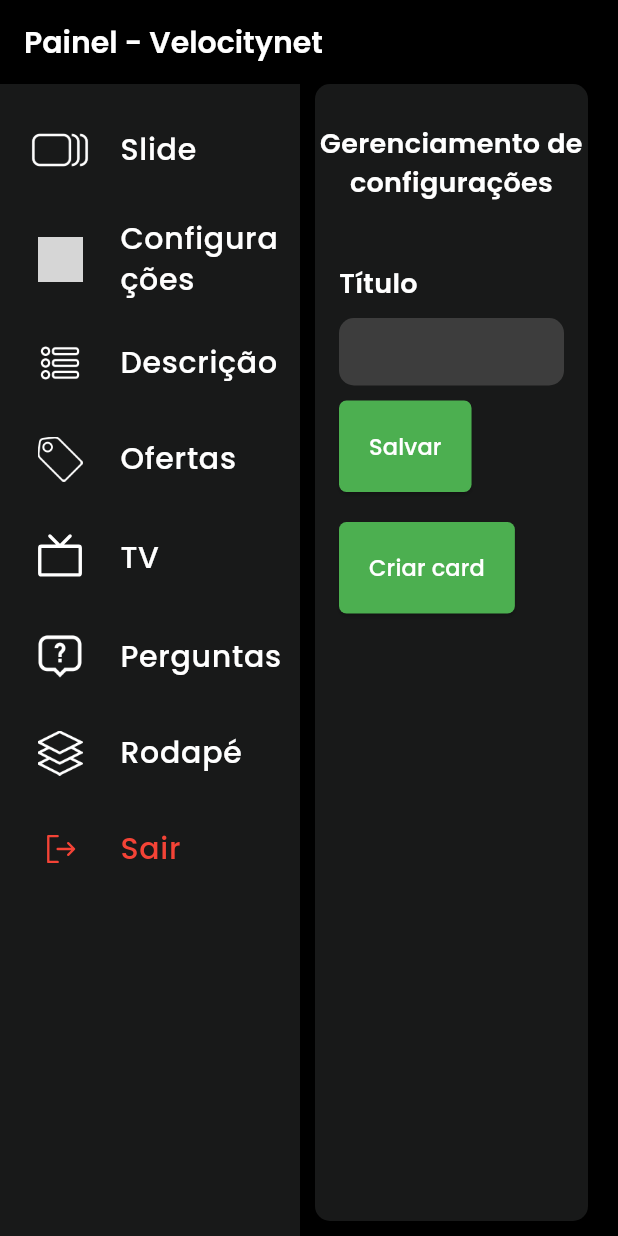
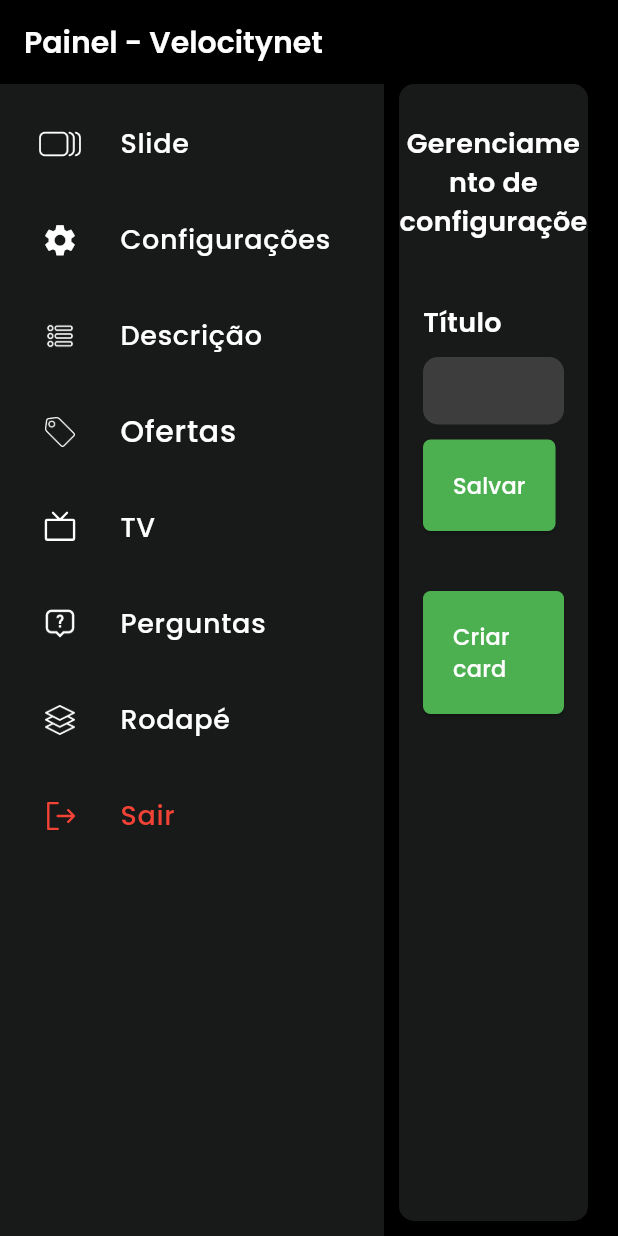
Before and after one commit to WeelluChat/painel_velocitynet, a Flutter app: the MyTabbedPanel screen opened directly, after a tap on "Configurações", after a tap on "Descrição", on a phone screen of 412 x 824 dp. Run offline on Flutter 3.47's test engine with Material 3 defaults, Android fonts, the phone set to English and light mode, and no system bars; our stand-ins replace dropdown_button2, file_picker, google_fonts, phosphor_flutter, shared_preferences; missing offline and left inert: dart:html, dart:js_interop; accounts and stored records are empty; network calls fail; grey boxes are pictures that could not be loaded.

Commit message:
feat: update_page_general_v2

```diff
--- a/lib/pages/home.dart
+++ b/lib/pages/home.dart
@@ -49,7 +49,7 @@ class MyTabbedPanelState extends State<MyTabbedPanel> {
           mainAxisAlignment: MainAxisAlignment.center,
           children: [
             SizedBox(
-              width: MediaQuery.of(context).size.width < 1300 ? 200 : 350,
+              // width: MediaQuery.of(context).size.width < 1300 ? 200 : 350,
               // height: 800,
               child: NavigationRail(
                 indicatorColor: Colors.transparent,
@@ -76,7 +76,7 @@ class MyTabbedPanelState extends State<MyTabbedPanel> {
                     icon: Image.asset(
                       'images/slides.png',
                       color: Colors.white,
-                      width: 40,
+                      width: 30,
                     ),
 
                     // PhosphorIcon(
@@ -90,16 +90,16 @@ class MyTabbedPanelState extends State<MyTabbedPanel> {
                       style: GoogleFonts.getFont(
                         'Poppins',
                         color: Colors.white,
-                        fontSize: 20,
+                        fontSize: 18,
                       ),
                     ),
                   ),
                   NavigationRailDestination(
                       padding: const EdgeInsets.only(bottom: 10, top: 10),
-                      icon: Image.asset(
-                        'images/plano.png',
+                      icon: const Icon(
+                        Icons.settings,
+                        size: 25,
                         color: Colors.white,
-                        width: 30,
                       ),
                       // icon: PhosphorIcon(
                       //   PhosphorIcons.regular.globe,
@@ -108,10 +108,11 @@ class MyTabbedPanelState extends State<MyTabbedPanel> {
                       // ),
                       label: Text(
                         'Configurações',
+                        overflow: TextOverflow.ellipsis,
                         style: GoogleFonts.getFont(
                           'Poppins',
                           color: Colors.white,
-                          fontSize: 20,
+                          fontSize: 18,
                         ),
                       )),
                   NavigationRailDestination(
@@ -119,7 +120,7 @@ class MyTabbedPanelState extends State<MyTabbedPanel> {
                       icon: Image.asset(
                         'images/descricao.png',
                         color: Colors.white,
-                        width: 30,
+                        width: 20,
                       ),
                       // icon: PhosphorIcon(
                       //   PhosphorIcons.regular.scroll,
@@ -131,7 +132,7 @@ class MyTabbedPanelState extends State<MyTabbedPanel> {
                         style: GoogleFonts.getFont(
                           'Poppins',
                           color: Colors.white,
-                          fontSize: 20,
+                          fontSize: 18,
                         ),
                       )),
                   NavigationRailDestination(
@@ -139,7 +140,7 @@ class MyTabbedPanelState extends State<MyTabbedPanel> {
                       icon: Image.asset(
                         'images/ofertas.png',
                         color: Colors.white,
-                        width: 30,
+                        width: 20,
                       ),
                       // icon: PhosphorIcon(
                       //   PhosphorIcons.regular.tag,
@@ -160,14 +161,14 @@ class MyTabbedPanelState extends State<MyTabbedPanel> {
                     icon: PhosphorIcon(
                       PhosphorIcons.regular.televisionSimple,
                       color: Colors.white,
-                      size: 36,
+                      size: 25,
                     ),
                     label: Text(
                       'TV',
                       style: GoogleFonts.getFont(
                         'Poppins',
                         color: Colors.white,
-                        fontSize: 20,
+                        fontSize: 18,
                       ),
                     ),
                   ),
@@ -176,7 +177,7 @@ class MyTabbedPanelState extends State<MyTabbedPanel> {
                     icon: Image.asset(
                       'images/perguntas.png',
                       color: Colors.white,
-                      width: 30,
+                      width: 20,
                     ),
                     // icon: PhosphorIcon(
                     //   PhosphorIcons.regular.chatCircleDots,
@@ -188,7 +189,7 @@ class MyTabbedPanelState extends State<MyTabbedPanel> {
                       style: GoogleFonts.getFont(
                         'Poppins',
                         color: Colors.white,
-                        fontSize: 20,
+                        fontSize: 18,
                       ),
                     ),
                   ),
@@ -197,7 +198,7 @@ class MyTabbedPanelState extends State<MyTabbedPanel> {
                     icon: Image.asset(
                       'images/rodape.png',
                       color: Colors.white,
-                      width: 30,
+                      width: 20,
                     ),
                     // icon: PhosphorIcon(
                     //   PhosphorIcons.regular.stackSimple,
@@ -209,7 +210,7 @@ class MyTabbedPanelState extends State<MyTabbedPanel> {
                       style: GoogleFonts.getFont(
                         'Poppins',
                         color: Colors.white,
-                        fontSize: 20,
+                        fontSize: 18,
                       ),
                     ),
                   ),
@@ -222,7 +223,7 @@ class MyTabbedPanelState extends State<MyTabbedPanel> {
                       style: GoogleFonts.getFont(
                         'Poppins',
                         color: Colors.red,
-                        fontSize: 20,
+                        fontSize: 18,
                       ),
                     ),
                   ),
--- a/lib/pages/planos_config.dart
+++ b/lib/pages/planos_config.dart
@@ -76,23 +76,21 @@ class _PlansConfigState extends State<PlansConfig>
 
   @override
   Widget build(BuildContext context) {
-    return Container(
-      padding: const EdgeInsets.all(15),
+    return SizedBox(
       width: double.infinity,
+      child: Container(
+        padding: const EdgeInsets.only(bottom: 10),
         child: Column(children: [
           Row(
-          mainAxisAlignment: MainAxisAlignment.spaceBetween,
+            mainAxisAlignment: MainAxisAlignment.center,
             children: [
-            Container(
-              margin: const EdgeInsets.only(bottom: 20),
-              child: Text(
+              Text(
                 'Configurações',
                 textAlign: TextAlign.center,
                 style: TextStyle(
                   color: Colors.white,
                   fontSize: MediaQuery.of(context).size.width < 600 ? 18 : 22,
                   fontWeight: FontWeight.bold,
-                ),
                 ),
               ),
             ],
@@ -169,7 +167,7 @@ class _PlansConfigState extends State<PlansConfig>
                     ),
                   ),
                   child: const Text(
-                  'Categoria',
+                    'Categorias',
                     style: TextStyle(
                         fontSize: 15,
                         color: Colors.white,
@@ -209,9 +207,6 @@ class _PlansConfigState extends State<PlansConfig>
                         mainAxisAlignment: MainAxisAlignment.center,
                         children: [
                           SizedBox(
-                          width: MediaQuery.of(context).size.width < 1300
-                              ? 200
-                              : 220,
                             child: NavigationRail(
                               indicatorColor: Colors.transparent,
                               backgroundColor: const Color(
@@ -233,8 +228,8 @@ class _PlansConfigState extends State<PlansConfig>
                               },
                               destinations: [
                                 NavigationRailDestination(
-                                padding:
-                                    const EdgeInsets.only(bottom: 10, top: 10),
+                                  padding: const EdgeInsets.only(
+                                      bottom: 10, top: 10),
                                   icon: Image.asset(
                                     'images/plano.png',
                                     color: Colors.white,
@@ -278,8 +273,8 @@ class _PlansConfigState extends State<PlansConfig>
                                       ),
                                     )),
                                 NavigationRailDestination(
-                                padding:
-                                    const EdgeInsets.only(bottom: 10, top: 10),
+                                  padding: const EdgeInsets.only(
+                                      bottom: 10, top: 10),
                                   icon: const Icon(
                                     Icons.add_box,
                                     size: 20,
@@ -295,8 +290,8 @@ class _PlansConfigState extends State<PlansConfig>
                                   ),
                                 ),
                                 NavigationRailDestination(
-                                padding:
-                                    const EdgeInsets.only(bottom: 10, top: 10),
+                                  padding: const EdgeInsets.only(
+                                      bottom: 10, top: 10),
                                   icon: const Icon(
                                     size: 20,
                                     Icons.category_outlined,
@@ -316,7 +311,6 @@ class _PlansConfigState extends State<PlansConfig>
                           ),
 
                           Expanded(
-                          child: Container(
                             child: PageView(
                               controller: _pageController,
                               onPageChanged: (index) {
@@ -325,7 +319,9 @@ class _PlansConfigState extends State<PlansConfig>
                                 });
                               },
                               children: [
-                                Column(
+                                Padding(
+                                  padding: const EdgeInsets.all(8.0),
+                                  child: Column(
                                     children: [
                                       Padding(
                                         padding: const EdgeInsets.all(8.0),
@@ -343,7 +339,8 @@ class _PlansConfigState extends State<PlansConfig>
                                             ),
                                             ElevatedButton(
                                               style: ElevatedButton.styleFrom(
-                                                padding: const EdgeInsets.only(
+                                                  padding:
+                                                      const EdgeInsets.only(
                                                           left: 25, right: 25),
                                                   shape:
                                                       const RoundedRectangleBorder(
@@ -352,8 +349,10 @@ class _PlansConfigState extends State<PlansConfig>
                                                       Radius.circular(5),
                                                     ),
                                                   ),
-                                                backgroundColor: Colors.green),
-                                            onPressed: () => showDialog<String>(
+                                                  backgroundColor:
+                                                      Colors.green),
+                                              onPressed: () => showDialog<
+                                                      String>(
                                                   context: context,
                                                   builder:
                                                       (BuildContext context) =>
@@ -372,7 +371,18 @@ class _PlansConfigState extends State<PlansConfig>
                                           scrollDirection: Axis.vertical,
                                           children: [
                                             Padding(
-                                            padding: const EdgeInsets.all(8.0),
+                                              padding:
+                                                  const EdgeInsets.all(8.0),
+                                              child: Container(
+                                                decoration: BoxDecoration(
+                                                  borderRadius:
+                                                      BorderRadius.circular(5),
+                                                  color: const Color(
+                                                    (0xff212121),
+                                                  ),
+                                                ),
+                                                padding:
+                                                    const EdgeInsets.all(15),
                                                 child: Row(
                                                   mainAxisAlignment:
                                                       MainAxisAlignment
@@ -383,11 +393,14 @@ class _PlansConfigState extends State<PlansConfig>
                                                         Container(
                                                           width: 50,
                                                           height: 50,
-                                                      decoration: BoxDecoration(
-                                                        color: Colors.grey[50],
+                                                          decoration:
+                                                              BoxDecoration(
+                                                            color:
+                                                                Colors.grey[50],
                                                             borderRadius:
                                                                 BorderRadius
-                                                                .circular(50),
+                                                                    .circular(
+                                                                        50),
                                                           ),
                                                         ),
                                                         const SizedBox(
@@ -395,8 +408,8 @@ class _PlansConfigState extends State<PlansConfig>
                                                         ),
                                                         Text(
                                                           'Plano Connect - R\$ 99,99',
-                                                      style:
-                                                          GoogleFonts.getFont(
+                                                          style: GoogleFonts
+                                                              .getFont(
                                                             'Poppins',
                                                             color: Colors.white,
                                                             fontSize: 15,
@@ -407,11 +420,13 @@ class _PlansConfigState extends State<PlansConfig>
                                                     ElevatedButton(
                                                       style: ElevatedButton.styleFrom(
                                                           backgroundColor:
-                                                          Colors.transparent,
-                                                      side: const BorderSide(
-                                                          color: Colors.green),
-                                                      shape:
-                                                          RoundedRectangleBorder(
+                                                              Colors
+                                                                  .transparent,
+                                                          side:
+                                                              const BorderSide(
+                                                                  color: Colors
+                                                                      .green),
+                                                          shape: RoundedRectangleBorder(
                                                               borderRadius:
                                                                   BorderRadius
                                                                       .circular(
@@ -420,16 +435,19 @@ class _PlansConfigState extends State<PlansConfig>
                                                       child: const Text(
                                                         'Editar',
                                                         style: TextStyle(
-                                                        color: Colors.green),
+                                                            color:
+                                                                Colors.green),
                                                       ),
                                                     ),
                                                   ],
+                                                ),
                                               ),
                                             )
                                           ],
                                         ),
                                       ),
                                     ],
+                                  ),
                                 ),
                                 const Text(
                                   'Adicionais',
@@ -444,7 +462,6 @@ class _PlansConfigState extends State<PlansConfig>
                                   style: TextStyle(color: Colors.white),
                                 ),
                               ],
-                            ),
                             ),
                           ),
 
@@ -492,7 +509,11 @@ class _PlansConfigState extends State<PlansConfig>
                                 itemCount: categoryPlans.length,
                                 itemBuilder: (BuildContext context, int index) {
                                   return Padding(
-                                  padding: const EdgeInsets.all(5.0),
+                                    padding: const EdgeInsets.only(
+                                        left: 20.0,
+                                        right: 20,
+                                        top: 5,
+                                        bottom: 5),
                                     child: Container(
                                       height: 50,
                                       decoration: BoxDecoration(
@@ -510,7 +531,7 @@ class _PlansConfigState extends State<PlansConfig>
                                             Row(
                                               children: [
                                                 Container(
-                                                width: 40,
+                                                  width: 35,
                                                   height: 40,
                                                   decoration: BoxDecoration(
                                                       color: Colors.grey,
@@ -566,6 +587,7 @@ class _PlansConfigState extends State<PlansConfig>
             ),
           ),
         ]),
+      ),
     );
   }
 }
```
Also changed, not shown: lib/pages/login.dart (+34 -26 lines). Lines whose indentation alone changed are shown as unchanged.
